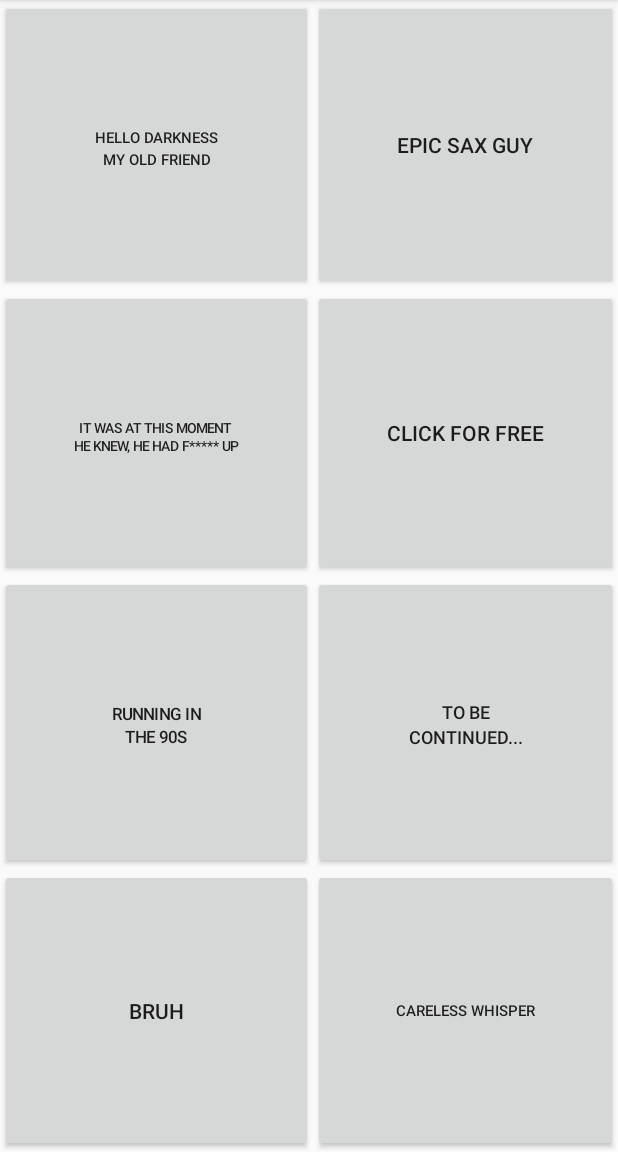
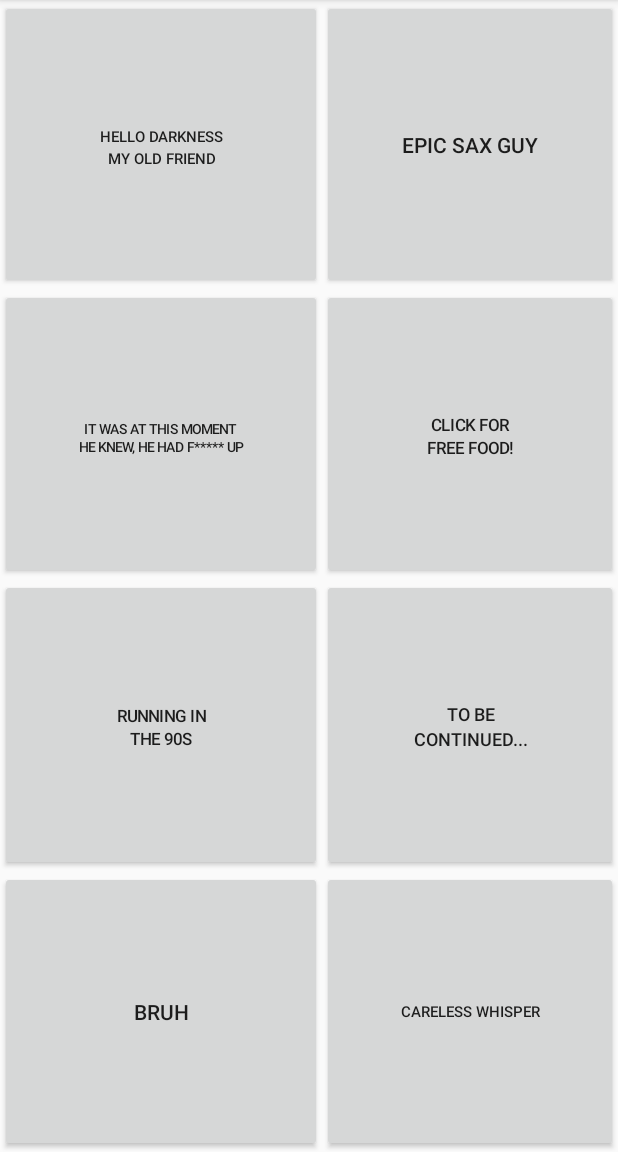
Before and after one commit to EthanPui/Soundboard, an Android app: the MemesActivity screen opened directly, with no data from a screen before it, on a phone screen of 412 x 824 dp, the part 84-1236 px from its top. Run offline under Robolectric (Android 15) with nearby library versions, the phone set to English and light mode, and no system bars.

Commit message:
13th Update
Added rick roll popup option

```diff
--- a/app/src/main/res/layout/activity_memes.xml
+++ b/app/src/main/res/layout/activity_memes.xml
@@ -68,7 +68,7 @@
             android:id="@+id/rickrollBtn"
             android:layout_width="wrap_content"
             android:layout_height="wrap_content"
-            android:text="Click for Free"
+            android:text="@string/button_text4"
             app:layout_column="1"
             app:layout_columnWeight="1"
             app:layout_gravity="fill"
--- a/app/src/main/res/values/strings.xml
+++ b/app/src/main/res/values/strings.xml
@@ -5,4 +5,5 @@
     <string name="Button_text1"><font size="9">It Was At This Moment </font>\n\<font size="9">He knew, He Had F***** Up</font></string>
     <string name="button_text2"><font size="12">To Be</font>\n\<font size="12">Continued...</font></string>
     <string name="button_text3"><font size="11">Running in</font>\n\<font size="11">The 90s</font></string>
+    <string name="button_text4"><font size="11">Click for</font>\n\<font size="11">Free Food!</font></string>
 </resources>
```
Also changed, not shown: app/src/main/java/com/example/soundboard/MemesActivity.java (+28 -0 lines).
